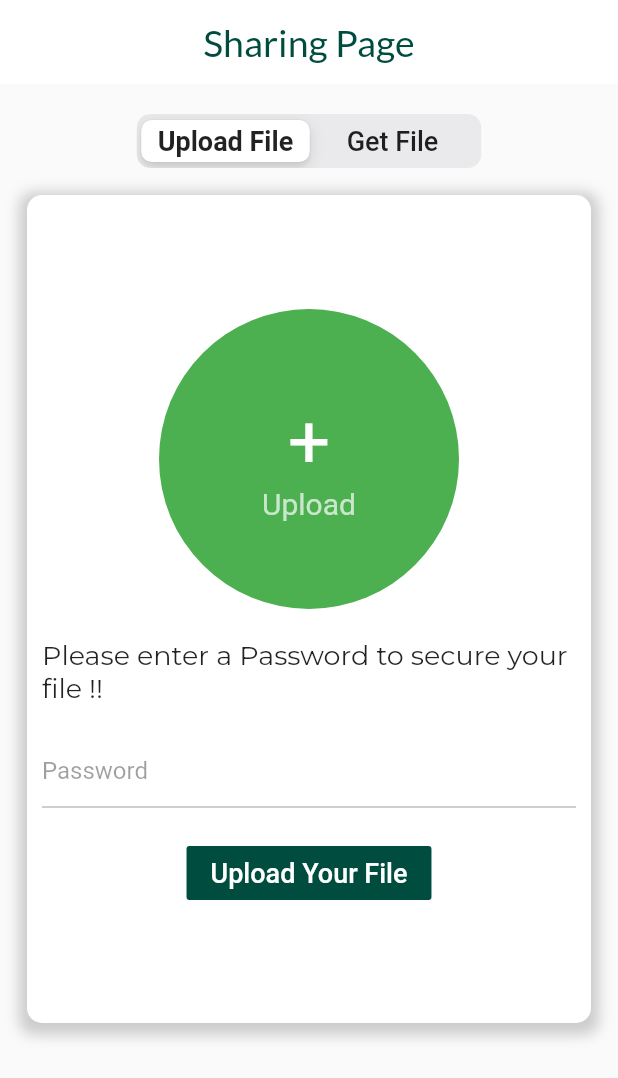
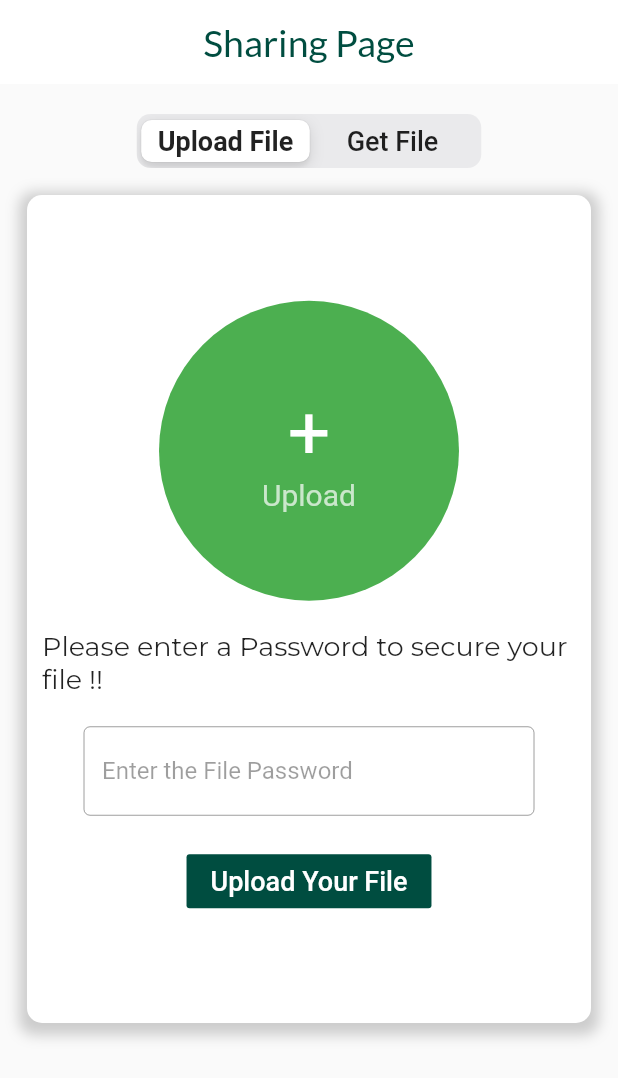
Before and after one commit to SiddhantJaiswal-0125/EncryptU, a Flutter app: the SharingScreen screen opened by its route, on a phone screen of 412 x 824 dp. Shown: the top 1078 px of the screen. Run offline on Flutter 3.47's test engine with Material 2 defaults, Android fonts, the light colour scheme and no system bars; our stand-ins replace cloud_firestore, curved_navigation_bar, file_picker, firebase_auth, firebase_core, firebase_storage and 3 more; accounts and stored records are empty; Roboto replaces fonts that are missing (Abel).

```diff
--- a/lib/Screens/send_screen.dart
+++ b/lib/Screens/send_screen.dart
@@ -85,29 +85,36 @@ class _SendScreenState extends State<SendScreen> {
           SizedBox(
             height: 20,
           ),
-          TextFormField(
-            decoration: InputDecoration(hintText: "Password",focusColor: Colors.brown,),
-            obscuringCharacter: '\$',
-
-            autovalidate: false,
-            obscureText: true,
-            enabled: takepassword,
-            onSaved: (value) => this.password = value!,
-            validator: (value) {
-              if (value!.length < 7) {
-                return 'a minimum of 7 characters is required';
-              }
-            },
+          Container(
+            width: 300,
+            child: TextField(
+              enabled: takepassword,
+              onChanged: (val) {
+                password = val;
+                print("Password is " + password);
+              },
+              decoration: InputDecoration(
+                border: OutlineInputBorder(),
+                labelText: 'Enter the File Password',
+                hintText: 'Password ',
+              ),
+              autofocus: false,
+            ),
           ),
-          SizedBox(height: 20,),
+          SizedBox(
+            height: 20,
+          ),
           FlatButton(
-            color: Colors.teal.shade900,
+              color: Colors.teal.shade900,
               onPressed: () async {
                 if (cds != null) {
                   FirebaseServices().encryptFile(cds, password);
                 }
               },
-              child: Text("Upload Your File", style: GoogleFonts.roboto(fontSize: 18,color: Colors.white),))
+              child: Text(
+                "Upload Your File",
+                style: GoogleFonts.roboto(fontSize: 18, color: Colors.white),
+              ))
         ],
       ),
     );
```
Also changed, not shown: lib/Screens/receive_screen.dart (+24 -9 lines).
